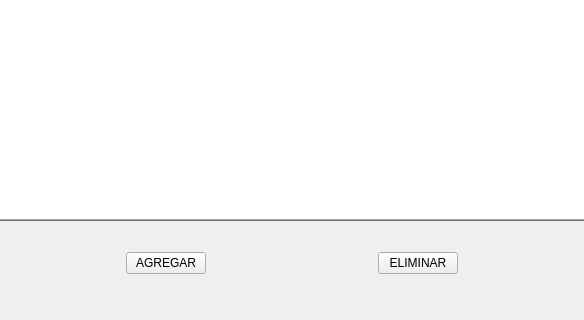
First picture: the form in Lista_Clientes.ui, repository Matapuercos666/OPTICA, before the edit; both pictures show x 90 to 674 and y 356 to 676 of the 764 by 676 pixel window.
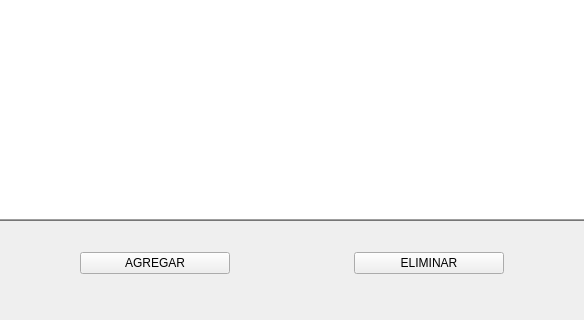
Second picture: the form after the edit.

```diff
--- a/Lista_Clientes.ui
+++ b/Lista_Clientes.ui
@@ -105,6 +105,12 @@
          </item>
          <item>
           <widget class="QPushButton" name="Agregar">
+           <property name="minimumSize">
+            <size>
+             <width>150</width>
+             <height>0</height>
+            </size>
+           </property>
            <property name="text">
             <string>AGREGAR</string>
            </property>
@@ -125,6 +131,12 @@
          </item>
          <item>
           <widget class="QPushButton" name="ELIMINAR">
+           <property name="minimumSize">
+            <size>
+             <width>150</width>
+             <height>0</height>
+            </size>
+           </property>
            <property name="text">
             <string>ELIMINAR</string>
            </property>
```
